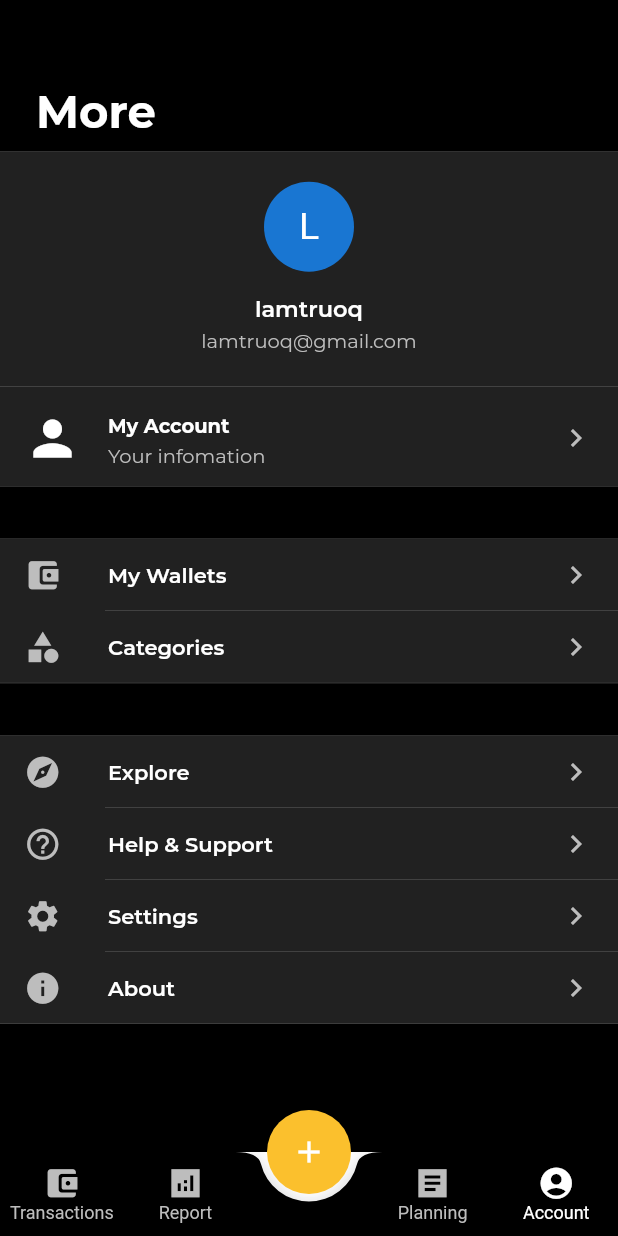
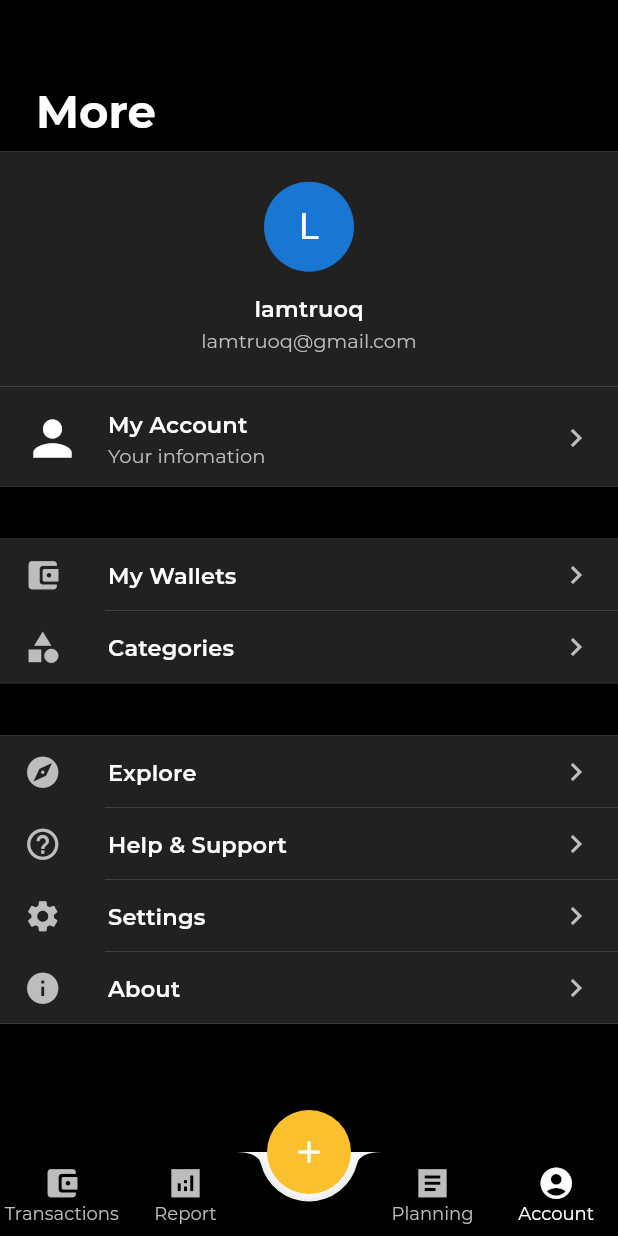
Before and after one commit to ltk84/money-man, a Flutter app: the screen it shows once a user with an empty profile is signed in, item 5 of the bottom bar chosen, on a phone screen of 412 x 824 dp. Run offline on Flutter 3.47's test engine with Material 2 defaults, Android fonts, the phone set to English and light mode, and no system bars; our stand-ins replace email_validator, firebase_auth, firebase_core, firebase_storage, flutter_spinkit, flutter_swiper and 3 more; missing offline and left inert: flutter_facebook_auth, flutter_facebook_login; accounts and stored records are empty; project files that could hold a hidden picture were left out.

Commit message:
Update theme data account & planning screens

```diff
--- a/money_man/lib/main.dart
+++ b/money_man/lib/main.dart
@@ -2,6 +2,7 @@ import 'package:firebase_core/firebase_core.dart';
 import 'package:flutter/material.dart';
 import 'package:money_man/ui/screens/shared_screens/error_screen.dart';
 import 'package:money_man/ui/screens/shared_screens/loading_screen.dart';
+import 'package:money_man/ui/theme.dart';
 import 'package:money_man/ui/widgets/wrapper.dart';
 import 'package:money_man/ui/widgets/wrapper_builder.dart';
 import 'package:provider/provider.dart';
@@ -64,6 +65,7 @@ class _AppState extends State<App> {
       child: WrapperBuilder(
         builder: (context, userSnapshot) {
           return MaterialApp(
+            theme: firstTheme(),
             debugShowCheckedModeBanner: false,
             home: SafeArea(
               child: Wrapper(
--- a/money_man/lib/ui/screens/account_screen/account_screen.dart
+++ b/money_man/lib/ui/screens/account_screen/account_screen.dart
@@ -19,13 +19,14 @@ class Test extends StatefulWidget {
 }
 
 class _TestState extends State<Test> {
+  final double fontSizeText = 30;
   // Cái này để check xem element đầu tiên trong ListView chạm đỉnh chưa.
   int reachTop = 0;
   int reachAppBar = 0;
 
   //
-  Text title = Text('More', style: TextStyle(fontSize: 30, color: Colors.white, fontFamily: 'Montserrat', fontWeight: FontWeight.bold));
-  Text emptyTitle = Text('', style: TextStyle(fontSize: 30, color: Colors.white, fontFamily: 'Montserrat', fontWeight: FontWeight.bold));
+  // Text title = Text('More', style: TextStyle(fontSize: 30, color: Colors.white, fontFamily: 'Montserrat', fontWeight: FontWeight.bold));
+  // Text emptyTitle = Text('', style: TextStyle(fontSize: 30, color: Colors.white, fontFamily: 'Montserrat', fontWeight: FontWeight.bold));
 
   // Phần này để check xem mình đã Scroll tới đâu trong ListView
   ScrollController _controller = ScrollController();
@@ -40,7 +41,7 @@ class _TestState extends State<Test> {
         reachAppBar = 0;
       });
     }
-    if (_controller.offset >= title.style.fontSize - 5) {
+    if (_controller.offset >= fontSizeText - 5) {
       setState(() {
         reachTop = 1;
       });
@@ -87,7 +88,7 @@ class _TestState extends State<Test> {
           title: AnimatedOpacity(
             opacity: reachTop == 1 ? 1 : 0,
             duration: Duration(milliseconds: 100),
-            child: Text('More', style: TextStyle(color: Colors.white, fontFamily: 'Montserrat', fontSize: 17.0))
+            child: Text('More', style: Theme.of(context).textTheme.headline6)
           ),
       ),
       body: ListView(
@@ -96,7 +97,12 @@ class _TestState extends State<Test> {
         children: [
           Padding(
             padding: const EdgeInsets.fromLTRB(24.0, 0, 0, 8.0),
-            child: reachTop == 0 ? Hero(tag: 'alo', child: title) : emptyTitle,
+            child: reachTop == 0
+                ? Hero(
+                tag: 'alo',
+                child: Text('More', style: Theme.of(context).textTheme.headline4)
+            )
+                : Text('', style: Theme.of(context).textTheme.headline4),
           ),
           Container(
             padding: EdgeInsets.fromLTRB(0, 20, 0, 0),
@@ -124,9 +130,9 @@ class _TestState extends State<Test> {
                 ),
                 Padding(
                   padding: const EdgeInsets.all(5.0),
-                  child: Text('lamtruoq', style: TextStyle(color: Colors.white, fontWeight: FontWeight.w600, fontFamily: 'Montserrat', fontSize: 15.0)),
+                  child: Text('lamtruoq', style: Theme.of(context).textTheme.subtitle2),
                 ),
-                Text('lamtruoq@gmail.com', style: TextStyle(color: Colors.grey[400], fontWeight: FontWeight.w400, fontFamily: 'Montserrat', fontSize: 13.0)),
+                Text('lamtruoq@gmail.com', style: Theme.of(context).textTheme.bodyText2),
                 SizedBox(
                   height: 20.0,
                 ),
@@ -143,8 +149,8 @@ class _TestState extends State<Test> {
                   },
                   dense: true,
                   leading: Icon(Icons.person, color: Colors.white, size: 38.0),
-                  title: Text('My Account', style: TextStyle(color: Colors.white, fontWeight: FontWeight.w700, fontFamily: 'Montserrat')),
-                  subtitle: Text('Your infomation', style: TextStyle(color: Colors.grey[400], fontWeight: FontWeight.w400, fontFamily: 'Montserrat', fontSize: 13.0)),
+                  title: Text('My Account', style: Theme.of(context).textTheme.subtitle2),
+                  subtitle: Text('Your infomation', style: Theme.of(context).textTheme.bodyText2),
                   trailing: Icon(Icons.chevron_right, color: Colors.grey[400]),
                 )
               ],
@@ -171,7 +177,7 @@ class _TestState extends State<Test> {
                   onTap: () {},
                   dense: true,
                   leading: Icon(Icons.account_balance_wallet_rounded, color: Colors.grey[400], size: 25.0),
-                  title: Text('My Wallets', style: TextStyle(color: Colors.white, fontWeight: FontWeight.w600, fontFamily: 'Montserrat', fontSize: 14.0)),
+                  title: Text('My Wallets', style: Theme.of(context).textTheme.subtitle2),
                   trailing: Icon(Icons.chevron_right, color: Colors.grey[400]),
                 ),
                 Container(
@@ -186,7 +192,7 @@ class _TestState extends State<Test> {
                   onTap: () {},
                   dense: true,
                   leading: Icon(Icons.category, color: Colors.grey[400], size: 25.0),
-                  title: Text('Categories', style: TextStyle(color: Colors.white, fontWeight: FontWeight.w600, fontFamily: 'Montserrat', fontSize: 14.0)),
+                  title: Text('Categories', style: Theme.of(context).textTheme.subtitle2),
                   trailing: Icon(Icons.chevron_right, color: Colors.grey[400]),
                 ),
               ],
@@ -213,7 +219,7 @@ class _TestState extends State<Test> {
                   onTap: () {},
                   dense: true,
                   leading: Icon(Icons.explore, color: Colors.grey[400], size: 25.0),
-                  title: Text('Explore', style: TextStyle(color: Colors.white, fontWeight: FontWeight.w600, fontFamily: 'Montserrat', fontSize: 14.0)),
+                  title: Text('Explore', style: Theme.of(context).textTheme.subtitle2),
                   trailing: Icon(Icons.chevron_right, color: Colors.grey[400]),
                 ),
                 Container(
@@ -228,7 +234,7 @@ class _TestState extends State<Test> {
                   onTap: () {},
                   dense: true,
                   leading: Icon(Icons.help_outline, color: Colors.grey[400], size: 25.0),
-                  title: Text('Help & Support', style: TextStyle(color: Colors.white, fontWeight: FontWeight.w600, fontFamily: 'Montserrat', fontSize: 14.0)),
+                  title: Text('Help & Support', style: Theme.of(context).textTheme.subtitle2),
                   trailing: Icon(Icons.chevron_right, color: Colors.grey[400]),
                 ),
                 Container(
@@ -243,7 +249,7 @@ class _TestState extends State<Test> {
                   onTap: () {},
                   dense: true,
                   leading: Icon(Icons.settings, color: Colors.grey[400], size: 25.0),
-                  title: Text('Settings', style: TextStyle(color: Colors.white, fontWeight: FontWeight.w600, fontFamily: 'Montserrat', fontSize: 14.0)),
+                  title: Text('Settings', style: Theme.of(context).textTheme.subtitle2),
                   trailing: Icon(Icons.chevron_right, color: Colors.grey[400]),
                 ),
                 Container(
@@ -258,7 +264,7 @@ class _TestState extends State<Test> {
                   onTap: () {},
                   dense: true,
                   leading: Icon(Icons.info, color: Colors.grey[400], size: 25.0),
-                  title: Text('About', style: TextStyle(color: Colors.white, fontWeight: FontWeight.w600, fontFamily: 'Montserrat', fontSize: 14.0)),
+                  title: Text('About', style: Theme.of(context).textTheme.subtitle2),
                   trailing: Icon(Icons.chevron_right, color: Colors.grey[400]),
                 ),
               ],
--- /dev/null
+++ b/money_man/lib/ui/theme.dart
@@ -0,0 +1,65 @@
+import 'package:flutter/material.dart';
+
+ThemeData firstTheme(){
+  TextTheme _firstTextTheme(TextTheme base){
+    return base.copyWith(
+      headline1: base.headline1.copyWith(
+
+      ),
+      headline2: base.headline2.copyWith(
+
+      ),
+      headline3: base.headline3.copyWith(
+
+      ),
+      headline4: base.headline4.copyWith(
+        fontSize: 30,
+        color: Colors.white,
+        fontFamily: 'Montserrat',
+        fontWeight: FontWeight.bold
+      ),
+      headline5: base.headline5.copyWith(
+
+      ),
+      headline6: base.headline6.copyWith(
+        color: Colors.white,
+        fontFamily: 'Montserrat',
+        fontSize: 17.0
+      ),
+      subtitle1: base.subtitle1.copyWith(
+        color: Colors.white,
+        fontWeight: FontWeight.w700,
+        fontFamily: 'Montserrat'
+      ),
+      subtitle2: base.subtitle2.copyWith(
+        color: Colors.white,
+        fontWeight: FontWeight.w600,
+        fontFamily: 'Montserrat',
+        fontSize: 15.0
+      ),
+      bodyText1: base.bodyText1.copyWith(
+
+      ),
+      bodyText2: base.bodyText2.copyWith(
+        color: Colors.grey[400],
+        fontWeight: FontWeight.w400,
+        fontFamily: 'Montserrat',
+        fontSize: 13.0
+      ),
+      caption: base.caption.copyWith(
+
+      ),
+      button: base.button.copyWith(
+
+      ),
+      overline: base.subtitle2.copyWith(
+
+      ),
+    );
+  }
+
+  final ThemeData base = ThemeData.light();
+  return base.copyWith(
+    textTheme: _firstTextTheme(base.textTheme),
+  );
+}
```
Also changed, not shown: money_man/lib/ui/screens/account_screen/account_detail_screen.dart (+13 -11 lines), money_man/lib/ui/screens/planning_screen/planning_screen.dart (+15 -9 lines).
